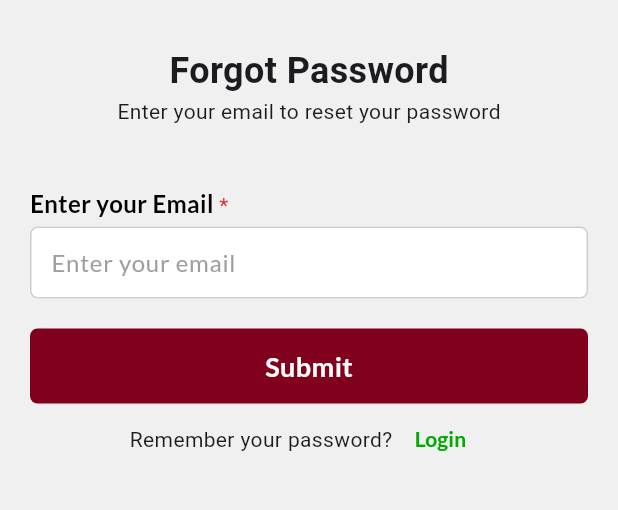
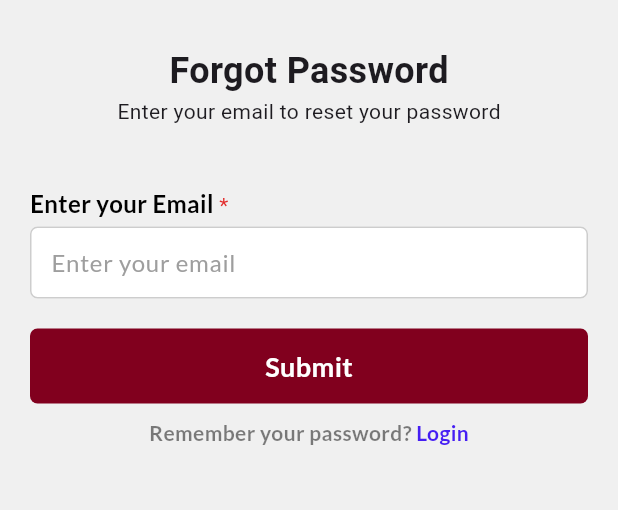
Before and after one commit to rpmaurya/swabi_driver, a Flutter app: the ForgotPassword screen opened by its route, on a phone screen of 412 x 824 dp, the part 267-777 px from its top. Run offline on Flutter 3.47's test engine with Material 3 defaults, Android fonts, the phone set to English and light mode, and no system bars; our stand-ins replace carousel_slider, delightful_toast, dio, dropdown_button2, firebase_core, firebase_messaging and 9 more; missing offline and left inert: google_places_autocomplete_text_field; accounts and stored records are empty; project files that could hold a hidden picture were left out.

Commit message:
changes in multiple pages

```diff
--- a/lib/view/registration/forgot_screen.dart
+++ b/lib/view/registration/forgot_screen.dart
@@ -95,26 +95,32 @@ class _ForgotPasswordState extends State<ForgotPassword> {
                               });
                             }
                           }),
-                      Row(
-                        mainAxisAlignment: MainAxisAlignment.center,
-                        children: [
-                          const Text('Remember your password?'),
-                          TextButton(
-                              onPressed: () {
-                                Navigator.push(
-                                    context,
-                                    MaterialPageRoute(
-                                        builder: (context) =>
-                                            const LoginScreen()));
-                              },
-                              child: Text(
-                                'Login',
-                                style: GoogleFonts.lato(
-                                    fontWeight: FontWeight.w700,
-                                    color: greenColor),
-                              ))
-                        ],
-                      )
+                      const SizedBox(height: 10),
+                      Login_SignUpBtn(
+                        onTap: () => context.push("/login"),
+                        btnHeading: 'Login',
+                        sideHeading: 'Remember your password?',
+                      ),
+                      // Row(
+                      //   mainAxisAlignment: MainAxisAlignment.center,
+                      //   children: [
+                      //     const Text('Remember your password?'),
+                      //     TextButton(
+                      //         onPressed: () {
+                      //           Navigator.push(
+                      //               context,
+                      //               MaterialPageRoute(
+                      //                   builder: (context) =>
+                      //                       const LoginScreen()));
+                      //         },
+                      //         child: Text(
+                      //           'Login',
+                      //           style: GoogleFonts.lato(
+                      //               fontWeight: FontWeight.w700,
+                      //               color: greenColor),
+                      //         ))
+                      //   ],
+                      // )
                     ],
                   )),
             ),
```
